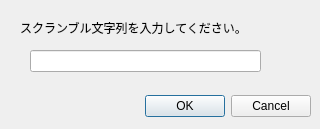
First picture: the form in scrambledialog.ui, repository CSReviser/CaptureStream, before the edit.
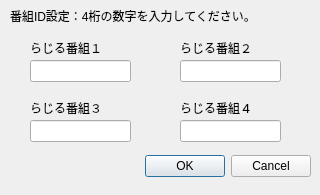
Second picture: the form after the edit.

Commit message: 任意のらじる★らじるの「聴き逃し」配信講座に対応（試行対応）

```diff
--- a/scrambledialog.ui
+++ b/scrambledialog.ui
@@ -7,7 +7,7 @@
     <x>0</x>
     <y>0</y>
     <width>320</width>
-    <height>129</height>
+    <height>195</height>
    </rect>
   </property>
   <property name="windowTitle">
@@ -17,7 +17,7 @@
    <property name="geometry">
     <rect>
      <x>10</x>
-     <y>90</y>
+     <y>150</y>
      <width>301</width>
      <height>32</height>
     </rect>
@@ -33,8 +33,8 @@
    <property name="geometry">
     <rect>
      <x>30</x>
-     <y>50</y>
-     <width>231</width>
+     <y>60</y>
+     <width>101</width>
      <height>22</height>
     </rect>
    </property>
@@ -42,14 +42,96 @@
   <widget class="QLabel" name="label">
    <property name="geometry">
     <rect>
-     <x>20</x>
-     <y>20</y>
-     <width>246</width>
+     <x>10</x>
+     <y>0</y>
+     <width>271</width>
+     <height>31</height>
+    </rect>
+   </property>
+   <property name="text">
+    <string>番組ID設定：4桁の数字を入力してください。</string>
+   </property>
+  </widget>
+  <widget class="QLineEdit" name="optional2">
+   <property name="geometry">
+    <rect>
+     <x>180</x>
+     <y>60</y>
+     <width>101</width>
+     <height>22</height>
+    </rect>
+   </property>
+  </widget>
+  <widget class="QLineEdit" name="optional3">
+   <property name="geometry">
+    <rect>
+     <x>30</x>
+     <y>120</y>
+     <width>101</width>
+     <height>22</height>
+    </rect>
+   </property>
+  </widget>
+  <widget class="QLineEdit" name="optional4">
+   <property name="geometry">
+    <rect>
+     <x>180</x>
+     <y>120</y>
+     <width>101</width>
+     <height>22</height>
+    </rect>
+   </property>
+  </widget>
+  <widget class="QLabel" name="label_2">
+   <property name="geometry">
+    <rect>
+     <x>30</x>
+     <y>40</y>
+     <width>91</width>
      <height>16</height>
     </rect>
    </property>
    <property name="text">
-    <string>スクランブル文字列を入力してください。</string>
+    <string>らじる番組１</string>
+   </property>
+  </widget>
+  <widget class="QLabel" name="label_3">
+   <property name="geometry">
+    <rect>
+     <x>180</x>
+     <y>40</y>
+     <width>91</width>
+     <height>16</height>
+    </rect>
+   </property>
+   <property name="text">
+    <string>らじる番組２</string>
+   </property>
+  </widget>
+  <widget class="QLabel" name="label_4">
+   <property name="geometry">
+    <rect>
+     <x>30</x>
+     <y>100</y>
+     <width>91</width>
+     <height>16</height>
+    </rect>
+   </property>
+   <property name="text">
+    <string>らじる番組３</string>
+   </property>
+  </widget>
+  <widget class="QLabel" name="label_5">
+   <property name="geometry">
+    <rect>
+     <x>180</x>
+     <y>100</y>
+     <width>91</width>
+     <height>16</height>
+    </rect>
+   </property>
+   <property name="text">
+    <string>らじる番組４</string>
    </property>
   </widget>
  </widget>
```
Left out of the diff: 4 changed lines with no effect on the pictures. The commit also changes 4 other files.
